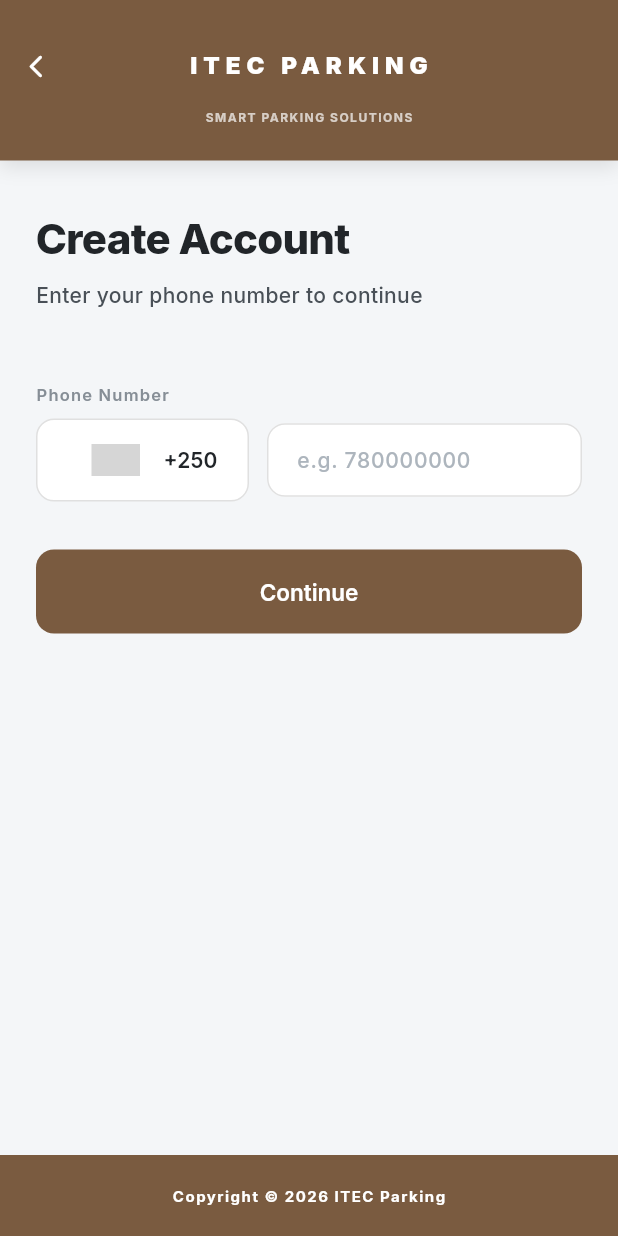
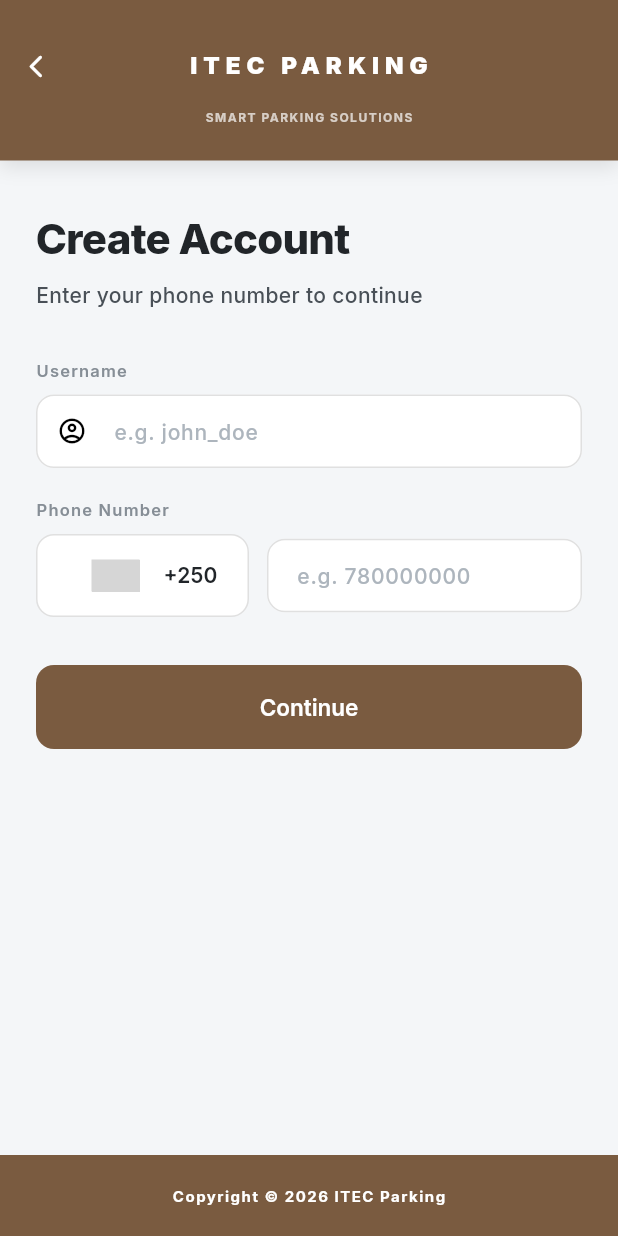
Before and after one commit to dieumerci-niyonkuru/parkease-parking-app, a Flutter app: the screen it shows after launch, after a tap on "Register here", on a phone screen of 412 x 824 dp. Run offline on Flutter 3.47's test engine with Material 3 defaults, Android fonts, the phone set to English and light mode, and no system bars; drawn by our look-alikes of country_code_picker, flutter_animate; our stand-ins replace flutter_local_notifications, flutter_secure_storage, flutter_staggered_animations, google_fonts, google_sign_in, image_picker and 4 more; missing offline and left inert: flutter_facebook_auth; accounts and stored records are empty; grey boxes are pictures that could not be loaded.

```diff
--- a/lib/screens/auth/register_screen.dart
+++ b/lib/screens/auth/register_screen.dart
@@ -92,14 +92,19 @@ class _RegisterScreenState extends State<RegisterScreen> {
 
   Future<void> _initiateRegistration() async {
     final phone = _phoneCtrl.text.trim();
+    final username = _usernameCtrl.text.trim();
     if (phone.isEmpty) {
       _showSnack('Please enter your phone number');
+      return;
+    }
+    if (username.isEmpty) {
+      _showSnack('Please enter a username');
       return;
     }
 
     setState(() => _isLoading = true);
     final fullPhone = '$_countryCode$phone';
-    final result = await AuthService.initiateRegister(fullPhone);
+    final result = await AuthService.initiateRegister(fullPhone, username);
 
     if (!mounted) return;
     setState(() => _isLoading = false);
@@ -123,7 +128,8 @@ class _RegisterScreenState extends State<RegisterScreen> {
     }
 
     setState(() => _isLoading = true);
-    final result = await AuthService.verifyOtp(_verificationPayload, otp);
+    final fullPhone = '$_countryCode${_phoneCtrl.text.trim()}';
+    final result = await AuthService.verifyOtp(fullPhone, otp);
 
     if (!mounted) return;
     setState(() => _isLoading = false);
@@ -150,10 +156,12 @@ class _RegisterScreenState extends State<RegisterScreen> {
 
     setState(() => _isLoading = true);
     final result = await AuthService.completeRegister(
-      registrationToken: _registrationToken,
-      names: names,
-      email: email,
+      username: _usernameCtrl.text.trim(),
       password: password,
+      otherInfo: {
+        'names': names,
+        'email': email,
+      },
     );
 
     if (!mounted) return;
@@ -277,7 +285,19 @@ class _RegisterScreenState extends State<RegisterScreen> {
           style: AppTheme.body,
           textAlign: TextAlign.start,
         ),
-        const SizedBox(height: 48),
+        const SizedBox(height: 32),
+
+        Text('Username', style: AppTheme.label),
+        const SizedBox(height: 8),
+        TextField(
+          controller: _usernameCtrl,
+          style: AppTheme.body.copyWith(color: AppTheme.textPrimary),
+          decoration: const InputDecoration(
+            hintText: 'e.g. john_doe',
+            prefixIcon: Icon(Icons.account_circle_outlined, size: 20),
+          ),
+        ),
+        const SizedBox(height: 20),
 
         Text('Phone Number', style: AppTheme.label),
         const SizedBox(height: 8),
--- a/lib/screens/main_layout.dart
+++ b/lib/screens/main_layout.dart
@@ -335,7 +335,7 @@ class _PremiumBottomNav extends StatelessWidget {
   @override Widget build(BuildContext context) {
     const items = [
       (Icons.home_rounded,            Icons.home_outlined,           'Home'),
-      (Icons.directions_car_rounded,  Icons.directions_car_outlined, 'ParkingSites'),
+      (Icons.location_city_rounded,   Icons.location_city_outlined,  'ParkingSites'),
       (Icons.electric_bolt_rounded,   Icons.electric_bolt_outlined,  'Quick Pay'),
       (Icons.receipt_long_rounded,    Icons.receipt_long_outlined,   'Receipts'),
     ];
--- a/lib/services/auth_service.dart
+++ b/lib/services/auth_service.dart
@@ -124,6 +124,12 @@ class AuthService {
     _token = token;
     _user  = user;
     await _secure.write(key: _keyToken, value: token);
+
+    // Automatically enable biometrics on first persistent login
+    if (!_bioEnabled) {
+      await setBiometricEnabled(true);
+    }
+
     final prefs = await SharedPreferences.getInstance();
     await prefs.setString(_keyUser, jsonEncode(user.toJson()));
   }
```
Also changed, not shown: lib/screens/parking_details_screen.dart (+18 -0 lines).
